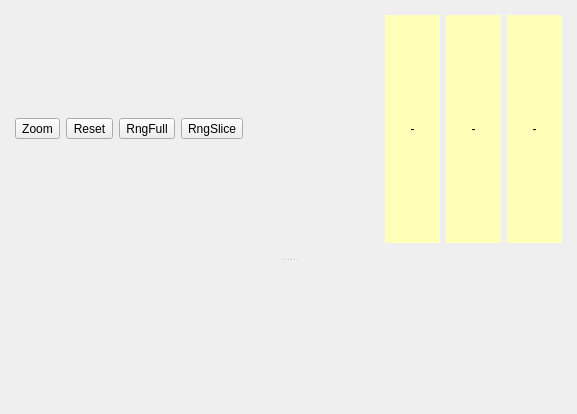
First picture: the form in Code/Mantid/MantidQt/SliceViewer/inc/MantidQtSliceViewer/SliceViewer.ui, repository mantidproject/mantid, before the edit.
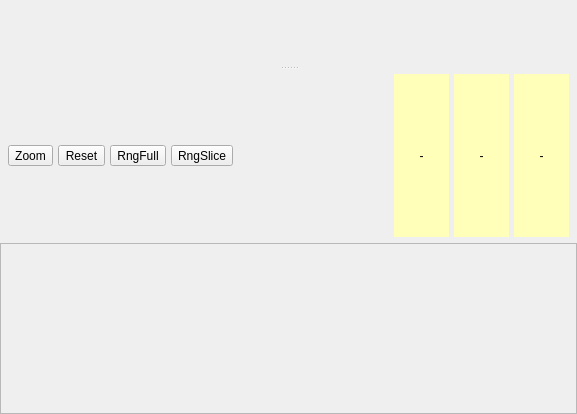
Second picture: the form after the edit. Icons and pictures are not drawn.

Commit message: Refs #3882 small layout change

Patch:
```diff
--- a/Code/Mantid/MantidQt/SliceViewer/inc/MantidQtSliceViewer/SliceViewer.ui
+++ b/Code/Mantid/MantidQt/SliceViewer/inc/MantidQtSliceViewer/SliceViewer.ui
@@ -56,6 +56,22 @@
        <property name="margin">
         <number>2</number>
        </property>
+      </layout>
+     </widget>
+     <widget class="QFrame" name="frmBottom">
+      <property name="frameShape">
+       <enum>QFrame::NoFrame</enum>
+      </property>
+      <property name="frameShadow">
+       <enum>QFrame::Raised</enum>
+      </property>
+      <layout class="QVBoxLayout" name="layoutBottom">
+       <property name="spacing">
+        <number>2</number>
+       </property>
+       <property name="margin">
+        <number>0</number>
+       </property>
        <item>
         <widget class="QFrame" name="frmToolbar">
          <property name="autoFillBackground">
@@ -73,6 +89,21 @@
           <enum>QFrame::Raised</enum>
          </property>
          <layout class="QHBoxLayout" name="horizontalLayout">
+          <property name="spacing">
+           <number>5</number>
+          </property>
+          <property name="leftMargin">
+           <number>8</number>
+          </property>
+          <property name="topMargin">
+           <number>4</number>
+          </property>
+          <property name="rightMargin">
+           <number>8</number>
+          </property>
+          <property name="bottomMargin">
+           <number>4</number>
+          </property>
           <item>
            <widget class="QToolButton" name="btnZoom">
             <property name="enabled">
@@ -243,15 +274,17 @@
          </layout>
         </widget>
        </item>
-      </layout>
-     </widget>
+       <item>
      <widget class="QFrame" name="frmPlot">
       <property name="frameShape">
-       <enum>QFrame::NoFrame</enum>
+          <enum>QFrame::StyledPanel</enum>
       </property>
       <property name="frameShadow">
        <enum>QFrame::Raised</enum>
       </property>
+        </widget>
+       </item>
+      </layout>
      </widget>
     </widget>
    </item>
```
Lines whose indentation alone changed are shown as unchanged. The commit also changes 1 other file.
